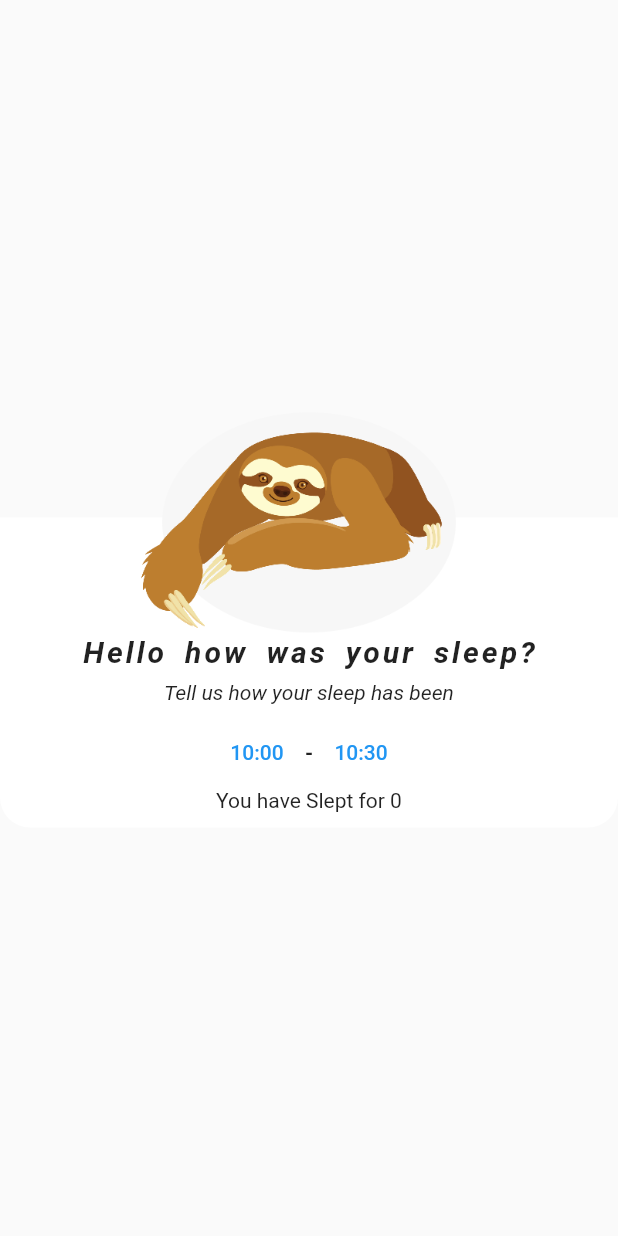
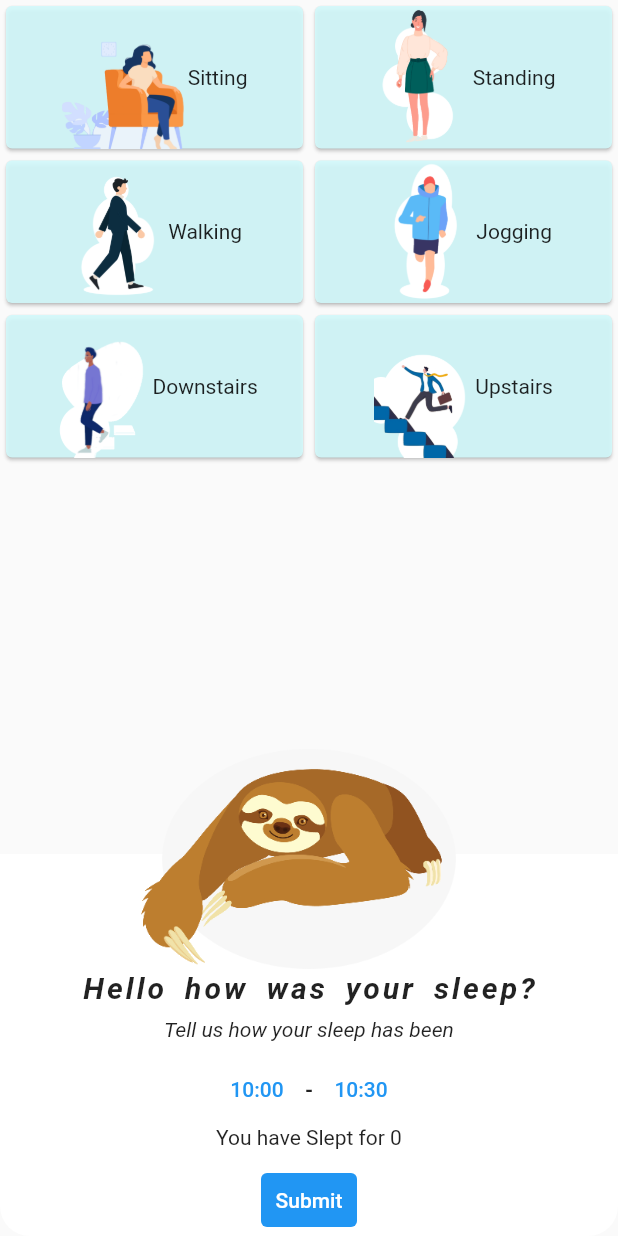
Before and after one commit to sarathithikkatt/nit_app_ui, a Flutter app: the screen it shows after launch, on a phone screen of 412 x 824 dp. Run offline on Flutter 3.47's test engine with Material 2 defaults, Android fonts, the phone set to English and light mode, and no system bars; missing offline and left inert: day_night_time_picker.

Commit message:
activities

```diff
--- a/lib/Screens/home.dart
+++ b/lib/Screens/home.dart
@@ -21,10 +21,7 @@ class _HomePageState extends State<HomePage> {
       body: Column(
         mainAxisAlignment: MainAxisAlignment.center,
         // ignore: prefer_const_literals_to_create_immutables
-        children: [
-          // ActivitiesWidget(),
-          SleepWidget()
-        ],
+        children: [ActivitiesWidget(), SleepWidget()],
       ),
     );
   }
--- a/lib/Screens/survey.dart
+++ b/lib/Screens/survey.dart
@@ -1,7 +1,7 @@
 import 'package:flutter/material.dart';
 
 class SurveyPage extends StatefulWidget {
-  const SurveyPage({Key? key}) : super(key: key);
+  const SurveyPage(String activity, {Key? key}) : super(key: key);
 
   @override
   _SurveyPageState createState() => _SurveyPageState();
--- a/lib/Widgets/activities.dart
+++ b/lib/Widgets/activities.dart
@@ -1,5 +1,6 @@
 import 'package:flutter/material.dart';
 import 'package:flutter/widgets.dart';
+import 'package:nit_app_ui/Screens/survey.dart';
 
 class ActivitiesWidget extends StatefulWidget {
   const ActivitiesWidget({Key? key}) : super(key: key);
@@ -12,31 +13,44 @@ class _ActivitiesWidgetState extends State<ActivitiesWidget> {
   @override
   Widget build(BuildContext context) {
     return Container(
-        color: Colors.white,
-        // constraints:
-        //     BoxConstraints(maxHeight: MediaQuery.of(context).size.height),
+      child: Expanded(
         child: GridView.count(
           crossAxisCount: 2,
+          childAspectRatio: (1 / 0.5),
           children: [
-            GestureDetector(
-              child: Card(
-                color: Colors.green,
-                child: Column(
-                  children: [Text("Hi")],
-                ),
-              ),
-              onTap: () {},
-            ),
-            GestureDetector(
-              child: Card(
-                color: Colors.yellow,
-                child: Column(
-                  children: [Text("Hi")],
-                ),
-              ),
-              onTap: () {},
-            ),
+            Item(url: "sitting.png", activity: "Sitting"),
+            Item(url: "standing.png", activity: "Standing"),
+            Item(url: "walking.png", activity: "Walking"),
+            Item(url: "jogging.png", activity: "Jogging"),
+            Item(url: "downstairs.png", activity: "Downstairs"),
+            Item(url: "upstair.png", activity: "Upstairs"),
           ],
-        ));
+        ),
+      ),
+    );
   }
 }
+
+class Item extends StatelessWidget {
+  Item({required this.url, required this.activity});
+  final String url;
+  final String activity;
+
+  @override
+  Widget build(BuildContext context) {
+    return GestureDetector(
+      child: Card(
+        // elevation: 1,
+        color: Color.fromRGBO(210, 249, 251, 0.9),
+        child: Row(
+          mainAxisAlignment: MainAxisAlignment.center,
+          children: [Image.asset("assets/vector/" + url), Text(activity)],
+        ),
+      ),
+      onTap: () {
+        Navigator.push(context,
+            MaterialPageRoute(builder: (context) => SurveyPage(activity)));
+      },
+    );
+  }
+}
--- a/lib/Widgets/sleep.dart
+++ b/lib/Widgets/sleep.dart
@@ -116,6 +116,15 @@ class _SleepWidgetState extends State<SleepWidget> {
                     child: Center(
                       child: Text("You have Slept for $ab"),
                     ),
+                  ),
+                  TextButton(
+                    onPressed: () {},
+                    child: Text("Submit"),
+                    style: ButtonStyle(
+                        backgroundColor:
+                            MaterialStateProperty.all<Color>(Colors.blue),
+                        foregroundColor:
+                            MaterialStateProperty.all<Color>(Colors.white)),
                   )
                 ],
               )),
--- a/lib/main.dart
+++ b/lib/main.dart
@@ -18,7 +18,7 @@ class MyApp extends StatelessWidget {
       theme: ThemeData(
         primarySwatch: Colors.blue,
       ),
-      home: const HomePage(),
+      home: HomePage(),
       // home: ActivitiesWidget(),
     );
   }
```
Also changed, not shown: assets/vector/downstairs.png (added), assets/vector/jogging.png (added), assets/vector/sitting.png (added), assets/vector/standing.png (added), assets/vector/upstair.png (added), assets/vector/walking.png (added).
